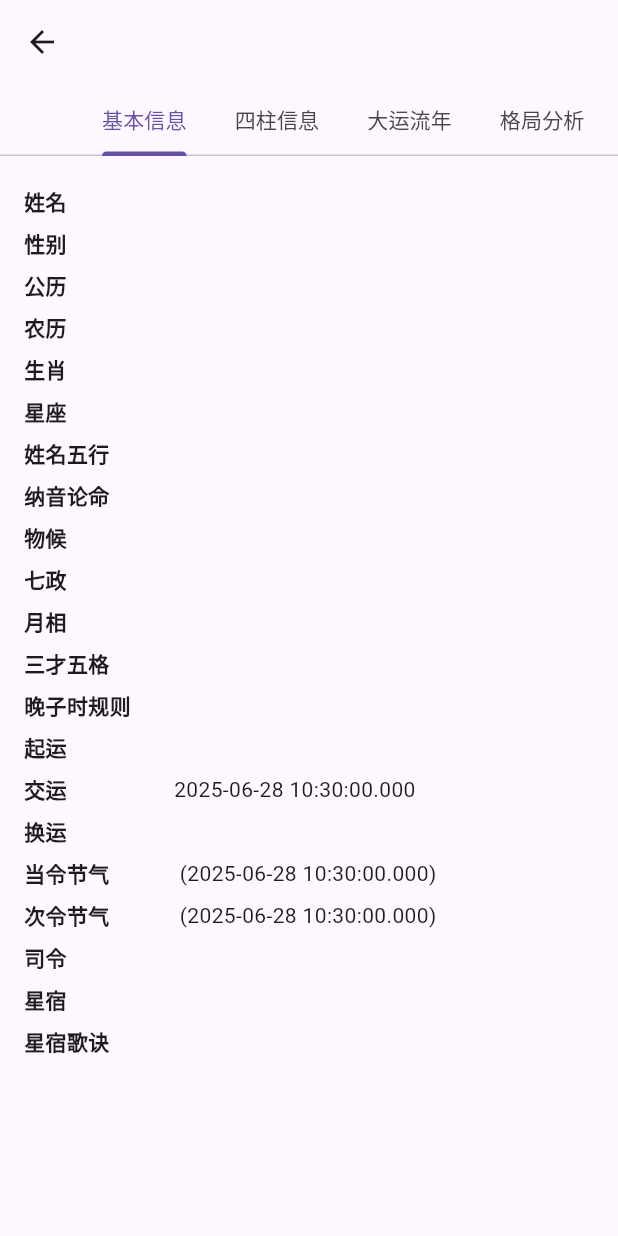
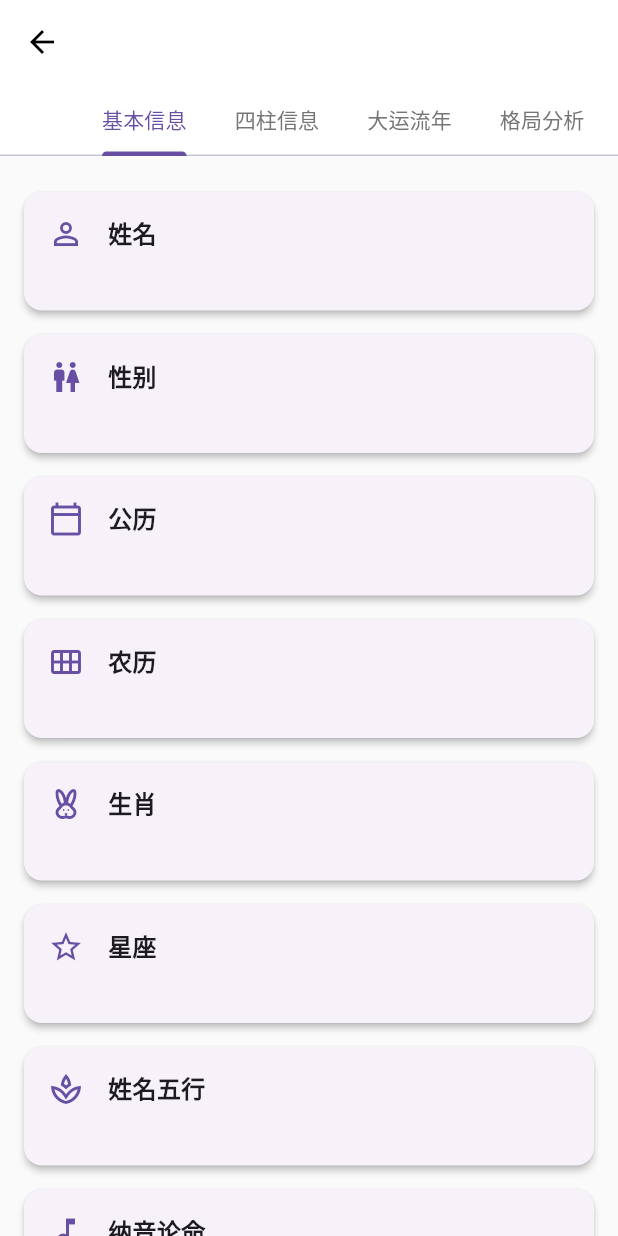
Before and after one commit to wstszx/zhouyi_flutter, a Flutter app: the DivinationResultScreen screen opened directly with empty values, on a phone screen of 412 x 824 dp. Run offline on Flutter 3.47's test engine with Material 3 defaults, Android fonts, the light colour scheme and no system bars; our stand-ins replace flutter_svg; Roboto replaces fonts that are missing (PingFang SC).

Commit message:
feat: enhance DivinationResultScreen UI with improved card layout and styling

```diff
--- a/lib/screens/divination_result_screen.dart
+++ b/lib/screens/divination_result_screen.dart
@@ -11,11 +11,18 @@ class DivinationResultScreen extends StatelessWidget {
     return DefaultTabController(
       length: 5, // Updated tab count
       child: Scaffold(
+        backgroundColor: Colors.grey[50],
         appBar: AppBar(
-          title: Text(result.data.name),
-          bottom: const TabBar(
+          title: Text(result.data.name, style: const TextStyle(fontWeight: FontWeight.bold)),
+          elevation: 0,
+          backgroundColor: Colors.white,
+          foregroundColor: Colors.black,
+          bottom: TabBar(
             isScrollable: true,
-            tabs: [
+            indicatorColor: Theme.of(context).primaryColor,
+            labelColor: Theme.of(context).primaryColor,
+            unselectedLabelColor: Colors.grey[600],
+            tabs: const [
               Tab(text: '基本信息'),
               Tab(text: '四柱信息'),
               Tab(text: '大运流年'),
@@ -43,27 +50,27 @@ class DivinationResultScreen extends StatelessWidget {
       child: Column(
         crossAxisAlignment: CrossAxisAlignment.start,
         children: [
-          _buildInfoRow('姓名', result.data.name),
-          _buildInfoRow('性别', result.data.sex),
-          _buildInfoRow('公历', result.data.gongli),
-          _buildInfoRow('农历', result.data.nongli),
-          _buildInfoRow('生肖', result.data.shengxiao),
-          _buildInfoRow('星座', result.data.xingzuo),
-          _buildInfoRow('姓名五行', result.data.xmwx),
-          _buildInfoRow('纳音论命', result.data.nylm),
-          _buildInfoRow('物候', result.data.wuHou),
-          _buildInfoRow('七政', result.data.getZheng),
-          _buildInfoRow('月相', result.data.getYueXiang),
-          _buildInfoRow('三才五格', result.data.scwg),
-          _buildInfoRow('晚子时规则', result.data.wanzishiliupai),
-          _buildInfoRow('起运', result.data.qiyun),
-          _buildInfoRow('交运', result.data.jiaoyun.toString()),
-          _buildInfoRow('换运', result.data.huanyun),
-          _buildInfoRow('当令节气', '${result.data.dl1} (${result.data.dl2})'),
-          _buildInfoRow('次令节气', '${result.data.cl1} (${result.data.cl2})'),
-          _buildInfoRow('司令', result.data.siling.map((e) => e.join(' ')).join(', ')),
-          _buildInfoRow('星宿', result.data.xingxiu),
-          _buildInfoRow('星宿歌诀', result.data.xingxiuGeyao),
+          _buildInfoCard(context, '姓名', result.data.name, icon: Icons.person_outline),
+          _buildInfoCard(context, '性别', result.data.sex, icon: Icons.wc_outlined),
+          _buildInfoCard(context, '公历', result.data.gongli, icon: Icons.calendar_today_outlined),
+          _buildInfoCard(context, '农历', result.data.nongli, icon: Icons.calendar_view_month_outlined),
+          _buildInfoCard(context, '生肖', result.data.shengxiao, icon: Icons.cruelty_free_outlined),
+          _buildInfoCard(context, '星座', result.data.xingzuo, icon: Icons.star_border_outlined),
+          _buildInfoCard(context, '姓名五行', result.data.xmwx, icon: Icons.spa_outlined),
+          _buildInfoCard(context, '纳音论命', result.data.nylm, icon: Icons.music_note_outlined),
+          _buildInfoCard(context, '物候', result.data.wuHou, icon: Icons.thermostat_outlined),
+          _buildInfoCard(context, '七政', result.data.getZheng, icon: Icons.brightness_7_outlined),
+          _buildInfoCard(context, '月相', result.data.getYueXiang, icon: Icons.nightlight_round_outlined),
+          _buildInfoCard(context, '三才五格', result.data.scwg, icon: Icons.looks_3_outlined),
+          _buildInfoCard(context, '晚子时规则', result.data.wanzishiliupai, icon: Icons.access_time_outlined),
+          _buildInfoCard(context, '起运', result.data.qiyun, icon: Icons.play_arrow_outlined),
+          _buildInfoCard(context, '交运', result.data.jiaoyun.toString(), icon: Icons.swap_horiz_outlined),
+          _buildInfoCard(context, '换运', result.data.huanyun, icon: Icons.change_circle_outlined),
+          _buildInfoCard(context, '当令节气', '${result.data.dl1} (${result.data.dl2})', icon: Icons.wb_sunny_outlined),
+          _buildInfoCard(context, '次令节气', '${result.data.cl1} (${result.data.cl2})', icon: Icons.wb_cloudy_outlined),
+          _buildInfoCard(context, '司令', result.data.siling.map((e) => e.join(' ')).join(', '), icon: Icons.military_tech_outlined),
+          _buildInfoCard(context, '星宿', result.data.xingxiu, icon: Icons.stars_outlined),
+          _buildInfoCard(context, '星宿歌诀', result.data.xingxiuGeyao, icon: Icons.menu_book_outlined),
         ],
       ),
     );
@@ -72,10 +79,29 @@ class DivinationResultScreen extends StatelessWidget {
   Widget _buildPillarInfoTab(BuildContext context) {
     return SingleChildScrollView(
       padding: const EdgeInsets.all(16.0),
+      child: Container(
+        decoration: BoxDecoration(
+          color: Colors.white,
+          borderRadius: BorderRadius.circular(12),
+          border: Border.all(color: Colors.grey.shade300),
+          boxShadow: [
+            BoxShadow(
+              color: Colors.grey.withOpacity(0.1),
+              spreadRadius: 1,
+              blurRadius: 3,
+              offset: const Offset(0, 2),
+            ),
+          ],
+        ),
+        child: ClipRRect(
+          borderRadius: BorderRadius.circular(12),
           child: Table(
-        border: TableBorder.all(),
+            border: TableBorder.all(
+              color: Colors.grey.shade300,
+              borderRadius: BorderRadius.circular(12),
+            ),
             children: [
-          _buildTableRow(['项目', '年柱', '月柱', '日柱', '时柱', '胎元', '胎息', '命宫', '身宫']),
+              _buildTableRow(['项目', '年柱', '月柱', '日柱', '时柱', '胎元', '胎息', '命宫', '身宫'], isHeader: true),
               _buildTableRow(['天干', result.data.bazi.ng, result.data.bazi.yg, result.data.bazi.rg, result.data.bazi.sg, result.data.bazi.tg, result.data.bazi.tg2, result.data.bazi.mg, result.data.bazi.sg2]),
               _buildTableRow(['地支', result.data.bazi.nz, result.data.bazi.yz, result.data.bazi.rz, result.data.bazi.sz, result.data.bazi.tz, result.data.bazi.tz2, result.data.bazi.mz, result.data.bazi.sz2]),
               _buildTableRow(['纳音', result.data.nayin.nz, result.data.nayin.yz, result.data.nayin.rz, result.data.nayin.sz, result.data.nayin.tg, result.data.nayin.tg2, result.data.nayin.mg, result.data.nayin.sg2]),
@@ -85,28 +111,51 @@ class DivinationResultScreen extends StatelessWidget {
               _buildTableRow(['长生星运', result.data.xingyun.nz, result.data.xingyun.yz, result.data.xingyun.rz, result.data.xingyun.sz, result.data.xingyun.tz, result.data.xingyun.tz2, result.data.xingyun.mz, result.data.xingyun.sz2]),
             ],
           ),
+        ),
+      ),
     );
   }
 
   Widget _buildLuckCycleTab(BuildContext context) {
     return ListView.builder(
+      padding: const EdgeInsets.all(16.0),
       itemCount: result.data.detailInfo.length,
       itemBuilder: (context, index) {
         final dayun = result.data.detailInfo[index];
-        return ExpansionTile(
-          title: Text('${dayun.dayunStartGanzhi} (${dayun.dayunStartYear} - ${dayun.dayunEndYear})'),
+        return Card(
+          margin: const EdgeInsets.symmetric(vertical: 8.0),
+          elevation: 2,
+          shape: RoundedRectangleBorder(borderRadius: BorderRadius.circular(12)),
+          child: ExpansionTile(
+            leading: Icon(Icons.timeline_outlined, color: Theme.of(context).primaryColor),
+            title: Text(
+              '${dayun.dayunStartGanzhi} (${dayun.dayunStartYear} - ${dayun.dayunEndYear})',
+              style: const TextStyle(fontWeight: FontWeight.bold, fontSize: 16),
+            ),
             children: dayun.liunianInfo.map((liunian) {
-            return ExpansionTile(
-              title: Text('  ${liunian.liunianGanzhi} (${liunian.liunianYear})'),
+              return Padding(
+                padding: const EdgeInsets.symmetric(horizontal: 16.0, vertical: 8.0),
+                child: Card(
+                  elevation: 1,
+                  shape: RoundedRectangleBorder(borderRadius: BorderRadius.circular(8)),
+                  child: ListTile(
+                    title: Text('${liunian.liunianGanzhi} (${liunian.liunianYear})', style: const TextStyle(fontWeight: FontWeight.w500)),
+                    subtitle: Column(
+                      crossAxisAlignment: CrossAxisAlignment.start,
                       children: [
-                _buildInfoRow('    年龄', liunian.liunianAge.toString()),
-                _buildInfoRow('    纳音', liunian.liunianNayin),
-                _buildInfoRow('    空亡', liunian.liunianKongwang),
-                _buildInfoRow('    神煞', liunian.liunianShensha.join(', ')),
-                _buildInfoRow('    运势', liunian.liunianYunshi),
+                        const SizedBox(height: 4),
+                        Text('年龄: ${liunian.liunianAge}'),
+                        Text('纳音: ${liunian.liunianNayin}'),
+                        Text('空亡: ${liunian.liunianKongwang}'),
+                        Text('神煞: ${liunian.liunianShensha.join(', ')}'),
+                        Text('运势: ${liunian.liunianYunshi}'),
                       ],
+                    ),
+                  ),
+                ),
               );
             }).toList(),
+          ),
         );
       },
     );
@@ -118,11 +167,11 @@ class DivinationResultScreen extends StatelessWidget {
       child: Column(
         crossAxisAlignment: CrossAxisAlignment.start,
         children: [
-          _buildInfoRow('五行旺衰', result.data.wuxingWangdu),
-          _buildInfoRow('格局', result.data.geju.join(', ')),
-          _buildInfoRow('天干留意', result.data.tianganLiuyi),
-          _buildInfoRow('地支留意', result.data.dizhiLiuyi),
-          _buildInfoRow('命卦', result.data.minggua.zg),
+          _buildInfoCard(context, '五行旺衰', result.data.wuxingWangdu, icon: Icons.local_fire_department_outlined),
+          _buildInfoCard(context, '格局', result.data.geju.join(', '), icon: Icons.account_balance_outlined),
+          _buildInfoCard(context, '天干留意', result.data.tianganLiuyi, icon: Icons.arrow_upward_outlined),
+          _buildInfoCard(context, '地支留意', result.data.dizhiLiuyi, icon: Icons.arrow_downward_outlined),
+          _buildInfoCard(context, '命卦', result.data.minggua.zg, icon: Icons.extension_outlined),
         ],
       ),
     );
@@ -134,56 +183,82 @@ class DivinationResultScreen extends StatelessWidget {
       child: Column(
         crossAxisAlignment: CrossAxisAlignment.start,
         children: [
-          _buildInfoRow('袁天罡称骨', result.data.fx.cgg.join('\n')),
-          _buildInfoRow('穷通宝鉴', result.data.fx.qiongtongbaojian),
-          _buildInfoRow('滴天髓', result.data.fx.ditiansui),
-          _buildInfoRow('三命通会', result.data.fx.sanmingtonghui.join('\n')),
-          _buildInfoRow('八字提要', result.data.fx.bazitiyao.join('\n')),
-          _buildInfoRow('神峰通考', result.data.fx.shenfengtongkao.join('\n')),
-          _buildInfoRow('天元巫咸', result.data.fx.tianwuwuxian),
-          _buildInfoRow('五行精纪', result.data.fx.wuxingjingji.join('\n')),
-          _buildInfoRow('李虚中命书', result.data.fx.lixuzhongmingshu.join('\n')),
-          _buildInfoRow('喜用神参考', result.data.fx.xiyongshencankao.join('\n')),
-          _buildInfoRow('鬼谷星两头钳', result.data.fx.liangtoqian),
-          _buildInfoRow('格物至言', result.data.fx.gewuzhiyan),
-          _buildInfoRow('万公论命', result.data.fx.wglm),
-          _buildInfoRow('月日精参', result.data.fx.yrjfx),
-          _buildInfoRow('内测分析', result.data.fx.zncs.join('\n')),
-          _buildInfoRow('综合智能分析', result.data.fx.kwsc2.join('\n')),
-          _buildInfoRow('日主分析', '日干心性: ${result.data.fx.rizhufenxi.riGanXinXing}\n日干支层次: ${result.data.fx.rizhufenxi.riGanZhiCengCi}\n日干支分析: ${result.data.fx.rizhufenxi.riGanZhiFenXi}'),
-          _buildInfoRow('星座分析', '角色: ${result.data.fx.xingZuo.jiaoSe}\n月份: ${result.data.fx.xingZuo.yueFen}\n特点: ${result.data.fx.xingZuo.teDian}\n象: ${result.data.fx.xingZuo.xiang}\n掌管宫位: ${result.data.fx.xingZuo.zhangGuanGongWei}\n最大特征: ${result.data.fx.xingZuo.zuiDaTeZheng}\n主管星: ${result.data.fx.xingZuo.zhuGuanXing}\n性格特征: ${result.data.fx.xingZuo.xingGeTeZheng}'),
-          _buildInfoRow('宫度论命', result.data.fx.gdlm.join('\n')),
-          _buildInfoRow('三才五格分析', result.data.fx.scwg.join('\n')),
-          _buildInfoRow('骨相论命', result.data.fx.gxsm.join('\n')),
-          _buildInfoRow('鬼谷子论婚姻', result.data.fx.ggxth.join('\n')),
-          _buildInfoRow('寻物分析', result.data.fx.xwsc.join('\n')),
-          _buildInfoRow('地母经', result.data.fx.diMuJing.join('\n')),
-          _buildInfoRow('三世书', result.data.fx.sanShi.join('\n')),
-          _buildInfoRow('邵氏神煞', result.data.fx.shoShengZhai.join('\n')),
+          _buildInfoCard(context, '袁天罡称骨', result.data.fx.cgg.join('\n'), icon: Icons.balance_outlined),
+          _buildInfoCard(context, '穷通宝鉴', result.data.fx.qiongtongbaojian, icon: Icons.book_outlined),
+          _buildInfoCard(context, '滴天髓', result.data.fx.ditiansui, icon: Icons.water_drop_outlined),
+          _buildInfoCard(context, '三命通会', result.data.fx.sanmingtonghui.join('\n'), icon: Icons.menu_book_outlined),
+          _buildInfoCard(context, '八字提要', result.data.fx.bazitiyao.join('\n'), icon: Icons.summarize_outlined),
+          _buildInfoCard(context, '神峰通考', result.data.fx.shenfengtongkao.join('\n'), icon: Icons.landscape_outlined),
+          _buildInfoCard(context, '天元巫咸', result.data.fx.tianwuwuxian, icon: Icons.auto_awesome_outlined),
+          _buildInfoCard(context, '五行精纪', result.data.fx.wuxingjingji.join('\n'), icon: Icons.filter_vintage_outlined),
+          _buildInfoCard(context, '李虚中命书', result.data.fx.lixuzhongmingshu.join('\n'), icon: Icons.history_edu_outlined),
+          _buildInfoCard(context, '喜用神参考', result.data.fx.xiyongshencankao.join('\n'), icon: Icons.favorite_border_outlined),
+          _buildInfoCard(context, '鬼谷星两头钳', result.data.fx.liangtoqian, icon: Icons.content_cut_outlined),
+          _buildInfoCard(context, '格物至言', result.data.fx.gewuzhiyan, icon: Icons.science_outlined),
+          _buildInfoCard(context, '万公论命', result.data.fx.wglm, icon: Icons.groups_outlined),
+          _buildInfoCard(context, '月日精参', result.data.fx.yrjfx, icon: Icons.calendar_month_outlined),
+          _buildInfoCard(context, '内测分析', result.data.fx.zncs.join('\n'), icon: Icons.analytics_outlined),
+          _buildInfoCard(context, '综合智能分析', result.data.fx.kwsc2.join('\n'), icon: Icons.psychology_outlined),
+          _buildInfoCard(context, '日主分析', '日干心性: ${result.data.fx.rizhufenxi.riGanXinXing}\n日干支层次: ${result.data.fx.rizhufenxi.riGanZhiCengCi}\n日干支分析: ${result.data.fx.rizhufenxi.riGanZhiFenXi}', icon: Icons.person_search_outlined),
+          _buildInfoCard(context, '星座分析', '角色: ${result.data.fx.xingZuo.jiaoSe}\n月份: ${result.data.fx.xingZuo.yueFen}\n特点: ${result.data.fx.xingZuo.teDian}\n象: ${result.data.fx.xingZuo.xiang}\n掌管宫位: ${result.data.fx.xingZuo.zhangGuanGongWei}\n最大特征: ${result.data.fx.xingZuo.zuiDaTeZheng}\n主管星: ${result.data.fx.xingZuo.zhuGuanXing}\n性格特征: ${result.data.fx.xingZuo.xingGeTeZheng}', icon: Icons.star_outline),
+          _buildInfoCard(context, '宫度论命', result.data.fx.gdlm.join('\n'), icon: Icons.castle_outlined),
+          _buildInfoCard(context, '三才五格分析', result.data.fx.scwg.join('\n'), icon: Icons.looks_5_outlined),
+          _buildInfoCard(context, '骨相论命', result.data.fx.gxsm.join('\n'), icon: Icons.face_retouching_natural_outlined),
+          _buildInfoCard(context, '鬼谷子论婚姻', result.data.fx.ggxth.join('\n'), icon: Icons.favorite_outlined),
+          _buildInfoCard(context, '寻物分析', result.data.fx.xwsc.join('\n'), icon: Icons.search_outlined),
+          _buildInfoCard(context, '地母经', result.data.fx.diMuJing.join('\n'), icon: Icons.eco_outlined),
+          _buildInfoCard(context, '三世书', result.data.fx.sanShi.join('\n'), icon: Icons.import_contacts_outlined),
+          _buildInfoCard(context, '邵氏神煞', result.data.fx.shoShengZhai.join('\n'), icon: Icons.shield_outlined),
         ],
       ),
     );
   }
 
-  Widget _buildInfoRow(String label, String? value) {
-    return Padding(
-      padding: const EdgeInsets.symmetric(vertical: 4.0),
+  Widget _buildInfoCard(BuildContext context, String label, String? value, {IconData? icon}) {
+    return Card(
+      margin: const EdgeInsets.symmetric(vertical: 8.0),
+      elevation: 2,
+      shape: RoundedRectangleBorder(borderRadius: BorderRadius.circular(12)),
+      child: Padding(
+        padding: const EdgeInsets.all(16.0),
         child: Row(
           crossAxisAlignment: CrossAxisAlignment.start,
           children: [
-          SizedBox(width: 100, child: Text(label, style: const TextStyle(fontWeight: FontWeight.bold))),
-          Expanded(child: Text(value ?? '')),
+            if (icon != null) ...[
+              Icon(icon, color: Theme.of(context).primaryColor, size: 24),
+              const SizedBox(width: 16),
             ],
+            Expanded(
+              child: Column(
+                crossAxisAlignment: CrossAxisAlignment.start,
+                children: [
+                  Text(label, style: const TextStyle(fontWeight: FontWeight.bold, fontSize: 16)),
+                  const SizedBox(height: 4),
+                  Text(value ?? '暂无数据', style: TextStyle(fontSize: 14, color: Colors.grey[700])),
+                ],
+              ),
+            ),
+          ],
+        ),
       ),
     );
   }
 
-  TableRow _buildTableRow(List<String?> cells) {
+  TableRow _buildTableRow(List<String?> cells, {bool isHeader = false}) {
     return TableRow(
+      decoration: BoxDecoration(
+        color: isHeader ? Colors.grey.shade100 : null,
+      ),
       children: cells.map((cell) {
         return Padding(
-          padding: const EdgeInsets.all(8.0),
-          child: Text(cell ?? '', textAlign: TextAlign.center),
+          padding: const EdgeInsets.all(12.0),
+          child: Text(
+            cell ?? '',
+            textAlign: TextAlign.center,
+            style: TextStyle(
+              fontWeight: isHeader ? FontWeight.bold : FontWeight.normal,
+            ),
+          ),
         );
       }).toList(),
     );
```
Lines whose indentation alone changed are shown as unchanged.
